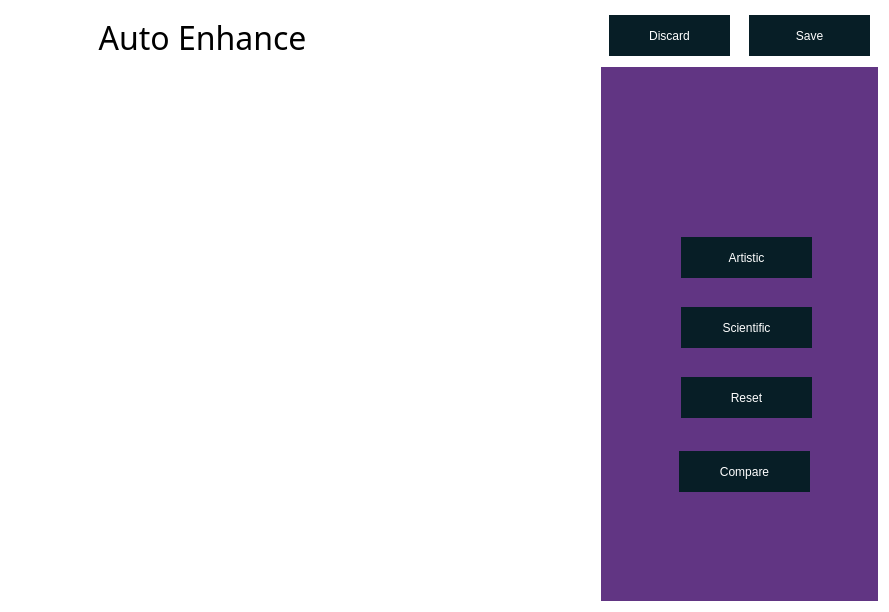
Above: UI/sharpness.ui from rishuriya/Jovian-Perspective before the change. Below: the same form after it.
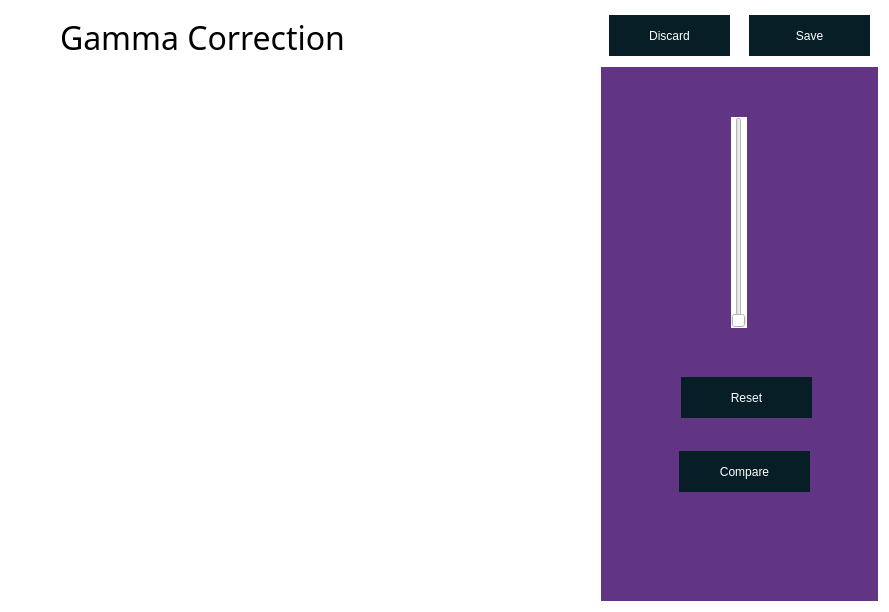
That is the form after the change. Icons and pictures are not drawn.

Diff of the .ui file:
```diff
--- a/UI/sharpness.ui
+++ b/UI/sharpness.ui
@@ -95,7 +95,7 @@
        </font>
       </property>
       <property name="text">
-       <string>Auto Enhance</string>
+       <string>Gamma Correction</string>
       </property>
       <property name="alignment">
        <set>Qt::AlignCenter</set>
@@ -179,36 +179,36 @@
          <normaloff>.</normaloff>.</iconset>
        </property>
       </widget>
-      <widget class="QPushButton" name="scientific">
+      <widget class="QSlider" name="verticalSlider">
        <property name="geometry">
         <rect>
-         <x>80</x>
-         <y>240</y>
-         <width>131</width>
-         <height>41</height>
+         <x>130</x>
+         <y>50</y>
+         <width>16</width>
+         <height>211</height>
         </rect>
        </property>
-       <property name="text">
-        <string>Scientific</string>
+       <property name="singleStep">
+        <number>5</number>
        </property>
-       <property name="icon">
-        <iconset theme="zoom-fit-best"/>
+       <property name="orientation">
+        <enum>Qt::Vertical</enum>
        </property>
       </widget>
-      <widget class="QPushButton" name="artistic">
+      <widget class="QTextEdit" name="textEdit">
        <property name="geometry">
         <rect>
-         <x>80</x>
-         <y>170</y>
-         <width>131</width>
-         <height>41</height>
+         <x>170</x>
+         <y>150</y>
+         <width>61</width>
+         <height>31</height>
         </rect>
        </property>
-       <property name="text">
-        <string>Artistic</string>
-       </property>
-       <property name="icon">
-        <iconset theme="weather-clear"/>
+       <property name="styleSheet">
+        <string notr="true">*{
+background-color:rgb(97, 53, 131);
+border-width:10px
+}</string>
        </property>
       </widget>
      </widget>
```
